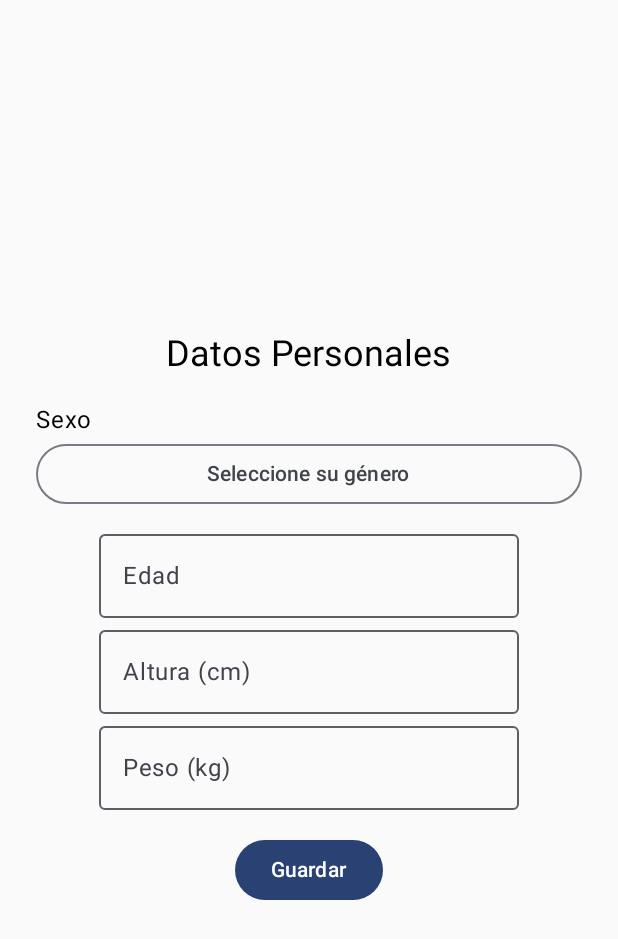
After one commit to Sebastiansaldana08/Desarrollo_moviles_ProyectoFinal, an Android app built with Jetpack Compose: the ProfileScreen screen opened through its navigation route, on a phone screen of 412 x 824 dp. The commit adds this screen. Shown: the top 939 px of the screen. Run offline under Robolectric (Android 15) with nearby library versions, the phone set to English and light mode, and no system bars; our stand-ins replace Firebase (no records; nobody signed in at launch, a user with empty details on screens opened directly), Room's generated code.

Commit message:
Modulo 2

```diff
--- a/app/src/main/java/com/upch/proyectfinal/auth/RegisterScreen.kt
+++ b/app/src/main/java/com/upch/proyectfinal/auth/RegisterScreen.kt
@@ -72,7 +72,7 @@ fun RegisterScreen(
                         email = email,
                         password = password,
                         onSuccess = {
-                            navController.navigate("home") {
+                            navController.navigate("profile") {
                                 popUpTo("register") { inclusive = true }
                             }
                         },
--- a/app/src/main/java/com/upch/proyectfinal/navigation/AppNavHost.kt
+++ b/app/src/main/java/com/upch/proyectfinal/navigation/AppNavHost.kt
@@ -7,12 +7,14 @@ import androidx.navigation.compose.composable
 import com.upch.proyectfinal.auth.LoginScreen
 import com.upch.proyectfinal.auth.RegisterScreen
 import com.upch.proyectfinal.home.HomeScreen
+import com.upch.proyectfinal.profile.ProfileScreen // <-- Importa esta pantalla
 
 @Composable
 fun AppNavHost(navController: NavHostController, startDestination: String = "login") {
     NavHost(navController = navController, startDestination = startDestination) {
         composable("login") { LoginScreen(navController) }
         composable("register") { RegisterScreen(navController) }
+        composable("profile") { ProfileScreen(navController) } // <-- Añadido
         composable("home") { HomeScreen() }
     }
 }
--- /dev/null
+++ b/app/src/main/java/com/upch/proyectfinal/profile/ProfileScreen.kt
@@ -0,0 +1,106 @@
+package com.upch.proyectfinal.profile
+
+import android.content.Context
+import androidx.compose.foundation.layout.*
+import androidx.compose.material3.*
+import androidx.compose.runtime.*
+import androidx.compose.ui.Alignment
+import androidx.compose.ui.Modifier
+import androidx.compose.ui.platform.LocalContext
+import androidx.compose.ui.unit.dp
+import androidx.lifecycle.viewModelScope
+import androidx.navigation.NavController
+import kotlinx.coroutines.launch
+
+@Composable
+fun ProfileScreen(navController: NavController) {
+    val context = LocalContext.current
+    val db = remember { UserDatabase.getDatabase(context) }
+    val userDao = db.userDao()
+    val coroutineScope = rememberCoroutineScope()
+
+    var gender by remember { mutableStateOf<String?>(null) }
+    var age by remember { mutableStateOf("") }
+    var height by remember { mutableStateOf("") }
+    var weight by remember { mutableStateOf("") }
+
+    Column(
+        modifier = Modifier
+            .fillMaxSize()
+            .padding(24.dp),
+        verticalArrangement = Arrangement.Center,
+        horizontalAlignment = Alignment.CenterHorizontally
+    ) {
+        Text("Datos Personales", style = MaterialTheme.typography.headlineSmall)
+        Spacer(modifier = Modifier.height(16.dp))
+
+        DropdownMenuBox(
+            label = "Sexo",
+            options = listOf("Masculino", "Femenino", "Otro"),
+            selected = gender,
+            onSelected = { gender = it }
+        )
+
+        Spacer(modifier = Modifier.height(8.dp))
+        OutlinedTextField(value = age, onValueChange = { age = it }, label = { Text("Edad") })
+        OutlinedTextField(value = height, onValueChange = { height = it }, label = { Text("Altura (cm)") })
+        OutlinedTextField(value = weight, onValueChange = { weight = it }, label = { Text("Peso (kg)") })
+
+        Spacer(modifier = Modifier.height(16.dp))
+
+        Button(onClick = {
+            coroutineScope.launch {
+                if (gender.isNullOrEmpty() || age.isEmpty() || height.isEmpty() || weight.isEmpty()) {
+                    // Muestra un mensaje de error (temporal)
+                    return@launch
+                }
+
+                userDao.insertUser(
+                    UserData(
+                        gender = gender!!,
+                        age = age.toIntOrNull() ?: 0,
+                        height = height.toFloatOrNull() ?: 0f,
+                        weight = weight.toFloatOrNull() ?: 0f
+                    )
+                )
+
+                navController.navigate("home") {
+                    popUpTo("profile") { inclusive = true }
+                }
+            }
+        }) {
+            Text("Guardar")
+        }
+    }
+}
+
+@Composable
+fun DropdownMenuBox(
+    label: String,
+    options: List<String>,
+    selected: String?,
+    onSelected: (String) -> Unit
+) {
+    var expanded by remember { mutableStateOf(false) }
+
+    Box(modifier = Modifier.fillMaxWidth()) {
+        Column {
+            Text(text = label)
+            OutlinedButton(onClick = { expanded = true }, modifier = Modifier.fillMaxWidth()) {
+                Text(selected ?: "Seleccione su género")
+            }
+
+            DropdownMenu(expanded = expanded, onDismissRequest = { expanded = false }) {
+                options.forEach { option ->
+                    DropdownMenuItem(
+                        text = { Text(option) },
+                        onClick = {
+                            onSelected(option)
+                            expanded = false
+                        }
+                    )
+                }
+            }
+        }
+    }
+}
--- /dev/null
+++ b/app/src/main/java/com/upch/proyectfinal/profile/UserDao.kt
@@ -0,0 +1,12 @@
+package com.upch.proyectfinal.profile
+
+import androidx.room.*
+
+@Dao
+interface UserDao {
+    @Insert(onConflict = OnConflictStrategy.REPLACE)
+    suspend fun insertUser(user: UserData)
+
+    @Query("SELECT * FROM user_data LIMIT 1")
+    suspend fun getUser(): UserData?
+}
--- /dev/null
+++ b/app/src/main/java/com/upch/proyectfinal/profile/UserDatabase.kt
@@ -0,0 +1,27 @@
+package com.upch.proyectfinal.profile
+
+import android.content.Context
+import androidx.room.Database
+import androidx.room.Room
+import androidx.room.RoomDatabase
+
+@Database(entities = [UserData::class], version = 1)
+abstract class UserDatabase : RoomDatabase() {
+    abstract fun userDao(): UserDao
+
+    companion object {
+        @Volatile private var INSTANCE: UserDatabase? = null
+
+        fun getDatabase(context: Context): UserDatabase {
+            return INSTANCE ?: synchronized(this) {
+                val instance = Room.databaseBuilder(
+                    context.applicationContext,
+                    UserDatabase::class.java,
+                    "healthsnap_db"
+                ).build()
+                INSTANCE = instance
+                instance
+            }
+        }
+    }
+}
```
Also changed, not shown: app/build.gradle.kts (+15 -6 lines), app/src/main/java/com/upch/proyectfinal/profile/UserData.kt (added, +13 -0 lines).
